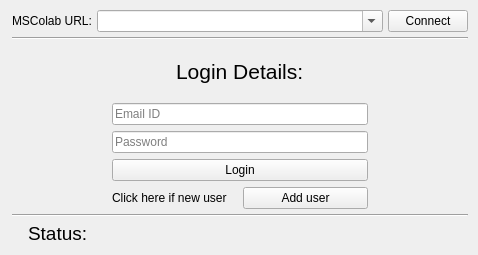
The window that mslib/msui/ui/ui_mscolab_connect_dialog.ui (Open-MSS/MSS) describes before a commit, drawn with Qt 5.
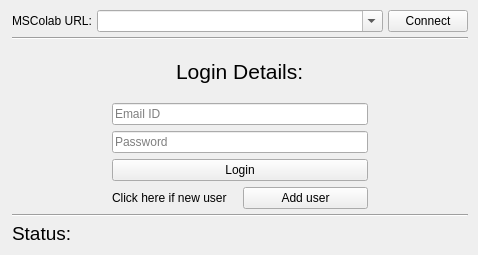
The same window after the commit.

Patch:
```diff
--- a/mslib/msui/ui/ui_mscolab_connect_dialog.ui
+++ b/mslib/msui/ui/ui_mscolab_connect_dialog.ui
@@ -329,22 +329,10 @@
     </widget>
    </item>
    <item>
-    <layout class="QHBoxLayout" name="statusHL" stretch="0,1">
+    <layout class="QHBoxLayout" name="statusHL" stretch="1">
      <property name="topMargin">
       <number>0</number>
      </property>
-     <item>
-      <widget class="QLabel" name="statusIconLabel">
-       <property name="font">
-        <font>
-         <pointsize>14</pointsize>
-        </font>
-       </property>
-       <property name="text">
-        <string/>
-       </property>
-      </widget>
-     </item>
      <item>
       <widget class="QLabel" name="statusLabel">
        <property name="font">
```
